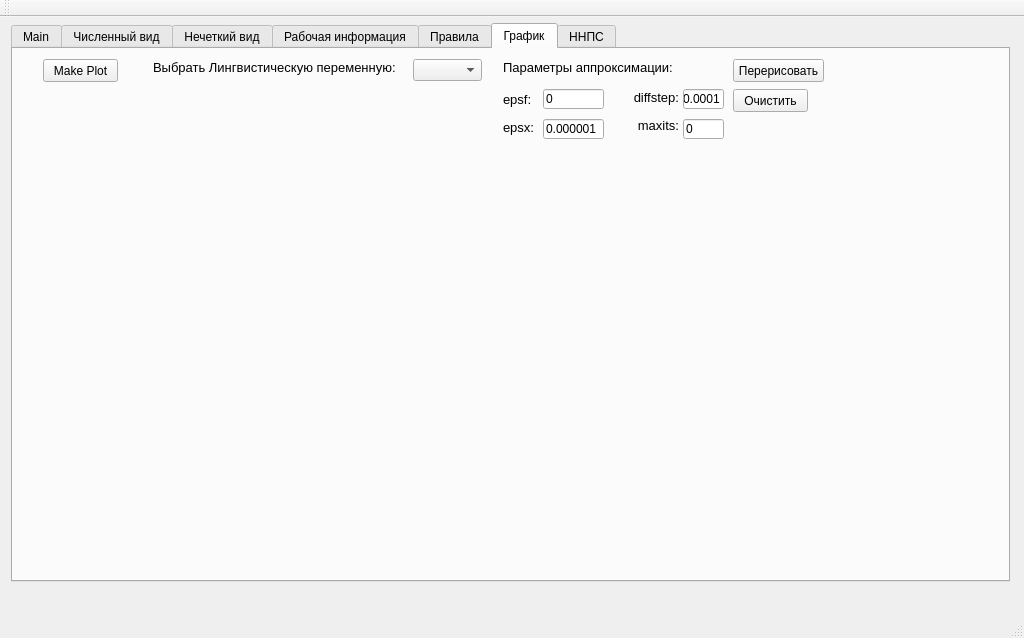
The window that FP_worth/FP_worth/fpworth.ui (kmi9work/Fires) describes before a commit, drawn with Qt 5.
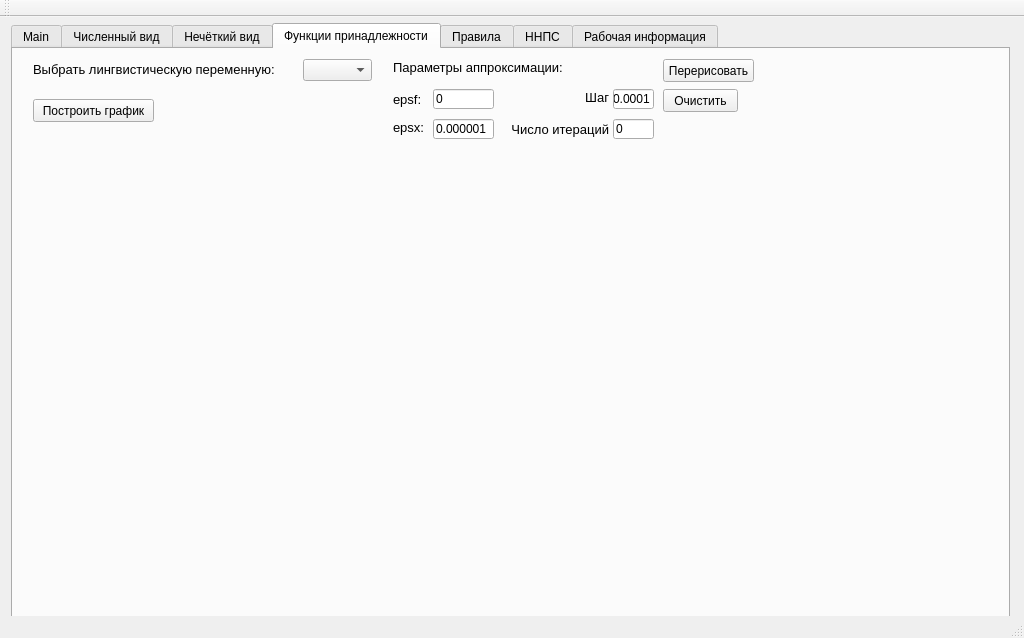
The same window after the commit. The open tabs and pages were chosen to show the change.

Diff of the .ui file:
```diff
--- a/FP_worth/FP_worth/fpworth.ui
+++ b/FP_worth/FP_worth/fpworth.ui
@@ -20,7 +20,7 @@
       <x>0</x>
       <y>-5</y>
       <width>1021</width>
-      <height>581</height>
+      <height>680</height>
      </rect>
     </property>
     <layout class="QHBoxLayout" name="horizontalLayout_12">
@@ -854,7 +854,7 @@
        </widget>
        <widget class="QWidget" name="tab_5">
         <attribute name="title">
-         <string>Нечеткий вид</string>
+         <string>Нечёткий вид</string>
         </attribute>
         <widget class="QTableWidget" name="fuzzyTable">
          <property name="geometry">
@@ -1193,37 +1193,54 @@
          </property>
         </widget>
        </widget>
-       <widget class="QWidget" name="tab_2">
+       <widget class="QWidget" name="tab_3">
         <attribute name="title">
-         <string>Рабочая информация</string>
+         <string>Функции принадлежности</string>
         </attribute>
-        <widget class="QLabel" name="label_3">
+        <widget class="QWidget" name="plotWidget" native="true">
          <property name="geometry">
           <rect>
-           <x>30</x>
-           <y>30</y>
-           <width>231</width>
-           <height>21</height>
+           <x>10</x>
+           <y>90</y>
+           <width>1001</width>
+           <height>461</height>
           </rect>
          </property>
+        </widget>
+        <widget class="QPushButton" name="makePlotButton">
+         <property name="geometry">
+          <rect>
+           <x>20</x>
+           <y>50</y>
+           <width>121</width>
+           <height>23</height>
+          </rect>
+         </property>
          <property name="text">
-          <string>&lt;h3&gt;Суммарные поддержки термов:&lt;/h3&gt;</string>
+          <string>Построить график</string>
          </property>
         </widget>
-        <widget class="QTableWidget" name="termsTable">
+        <widget class="QPushButton" name="lvarPlotButton">
          <property name="geometry">
           <rect>
-           <x>30</x>
-           <y>60</y>
-           <width>961</width>
-           <height>101</height>
+           <x>650</x>
+           <y>10</y>
+           <width>91</width>
+           <height>23</height>
           </rect>
          </property>
-         <property name="rowCount">
-          <number>5</number>
+         <property name="text">
+          <string>Перерисовать</string>
          </property>
-         <property name="columnCount">
-          <number>50</number>
+        </widget>
+        <widget class="QComboBox" name="plotNamesCombo">
+         <property name="geometry">
+          <rect>
+           <x>290</x>
+           <y>10</y>
+           <width>69</width>
+           <height>22</height>
+          </rect>
          </property>
          <attribute name="horizontalHeaderDefaultSectionSize">
           <number>40</number>
@@ -1284,112 +1301,183 @@
          <column/>
          <column/>
         </widget>
-        <widget class="QLabel" name="label_6">
+        <widget class="QLabel" name="label_11">
          <property name="geometry">
           <rect>
-           <x>30</x>
-           <y>190</y>
-           <width>241</width>
+           <x>20</x>
+           <y>10</y>
+           <width>261</width>
            <height>21</height>
           </rect>
          </property>
+         <property name="font">
+          <font>
+           <pointsize>10</pointsize>
+          </font>
+         </property>
          <property name="text">
-          <string>&lt;h3&gt;Данные с построенными словами:&lt;/h3&gt;</string>
+          <string>Выбрать лингвистическую переменную:</string>
          </property>
         </widget>
-        <widget class="QTableWidget" name="wordsTable">
+        <widget class="QPushButton" name="clearPlotButton">
          <property name="geometry">
           <rect>
-           <x>30</x>
-           <y>220</y>
-           <width>581</width>
-           <height>301</height>
+           <x>650</x>
+           <y>40</y>
+           <width>75</width>
+           <height>23</height>
           </rect>
          </property>
-         <property name="rowCount">
-          <number>0</number>
+         <property name="text">
+          <string>Очистить</string>
          </property>
-         <property name="columnCount">
-          <number>50</number>
+        </widget>
+        <widget class="QLabel" name="label_12">
+         <property name="geometry">
+          <rect>
+           <x>380</x>
+           <y>10</y>
+           <width>171</width>
+           <height>16</height>
+          </rect>
          </property>
-         <attribute name="horizontalHeaderDefaultSectionSize">
-          <number>40</number>
-         </attribute>
-         <column/>
-         <column/>
-         <column/>
-         <column/>
-         <column/>
-         <column/>
-         <column/>
-         <column/>
-         <column/>
-         <column/>
-         <column/>
-         <column/>
-         <column/>
-         <column/>
-         <column/>
-         <column/>
-         <column/>
-         <column/>
-         <column/>
-         <column/>
-         <column/>
-         <column/>
-         <column/>
-         <column/>
-         <column/>
-         <column/>
-         <column/>
-         <column/>
-         <column/>
-         <column/>
-         <column/>
-         <column/>
-         <column/>
-         <column/>
-         <column/>
-         <column/>
-         <column/>
-         <column/>
-         <column/>
-         <column/>
-         <column/>
-         <column/>
-         <column/>
-         <column/>
-         <column/>
-         <column/>
-         <column/>
-         <column/>
-         <column/>
-         <column/>
+         <property name="font">
+          <font>
+           <pointsize>10</pointsize>
+          </font>
+         </property>
+         <property name="text">
+          <string>Параметры аппроксимации:</string>
+         </property>
         </widget>
-        <widget class="QPlainTextEdit" name="fptreeEdit">
+        <widget class="QLabel" name="label_13">
          <property name="geometry">
           <rect>
-           <x>620</x>
-           <y>220</y>
-           <width>381</width>
-           <height>301</height>
+           <x>550</x>
+           <y>40</y>
+           <width>46</width>
+           <height>16</height>
           </rect>
          </property>
-         <property name="horizontalScrollBarPolicy">
-          <enum>Qt::ScrollBarAlwaysOn</enum>
+         <property name="font">
+          <font>
+           <pointsize>10</pointsize>
+          </font>
          </property>
+         <property name="text">
+          <string>Шаг</string>
+         </property>
+         <property name="alignment">
+          <set>Qt::AlignRight|Qt::AlignTrailing|Qt::AlignVCenter</set>
+         </property>
         </widget>
-        <widget class="QLabel" name="label_7">
+        <widget class="QLineEdit" name="diffstepEdit">
          <property name="geometry">
           <rect>
-           <x>620</x>
-           <y>190</y>
-           <width>241</width>
-           <height>21</height>
+           <x>600</x>
+           <y>40</y>
+           <width>41</width>
+           <height>20</height>
           </rect>
          </property>
          <property name="text">
-          <string>&lt;h3&gt;Дерево частых наборов (FP-Tree):&lt;/h3&gt;</string>
+          <string>0.0001</string>
+         </property>
+        </widget>
+        <widget class="QLabel" name="label_14">
+         <property name="geometry">
+          <rect>
+           <x>380</x>
+           <y>40</y>
+           <width>31</width>
+           <height>20</height>
+          </rect>
+         </property>
+         <property name="font">
+          <font>
+           <pointsize>10</pointsize>
+          </font>
+         </property>
+         <property name="text">
+          <string>epsf:</string>
+         </property>
+        </widget>
+        <widget class="QLineEdit" name="epsfEdit">
+         <property name="geometry">
+          <rect>
+           <x>420</x>
+           <y>40</y>
+           <width>61</width>
+           <height>20</height>
+          </rect>
+         </property>
+         <property name="text">
+          <string>0</string>
+         </property>
+        </widget>
+        <widget class="QLabel" name="label_15">
+         <property name="geometry">
+          <rect>
+           <x>380</x>
+           <y>70</y>
+           <width>31</width>
+           <height>16</height>
+          </rect>
+         </property>
+         <property name="font">
+          <font>
+           <pointsize>10</pointsize>
+          </font>
+         </property>
+         <property name="text">
+          <string>epsx:</string>
+         </property>
+        </widget>
+        <widget class="QLineEdit" name="epsxEdit">
+         <property name="geometry">
+          <rect>
+           <x>420</x>
+           <y>70</y>
+           <width>61</width>
+           <height>20</height>
+          </rect>
+         </property>
+         <property name="text">
+          <string>0.000001</string>
+         </property>
+        </widget>
+        <widget class="QLabel" name="label_16">
+         <property name="geometry">
+          <rect>
+           <x>495</x>
+           <y>70</y>
+           <width>101</width>
+           <height>20</height>
+          </rect>
+         </property>
+         <property name="font">
+          <font>
+           <pointsize>10</pointsize>
+          </font>
+         </property>
+         <property name="text">
+          <string>Число итераций</string>
+         </property>
+         <property name="alignment">
+          <set>Qt::AlignRight|Qt::AlignTrailing|Qt::AlignVCenter</set>
+         </property>
+        </widget>
+        <widget class="QLineEdit" name="maxitsEdit">
+         <property name="geometry">
+          <rect>
+           <x>600</x>
+           <y>70</y>
+           <width>41</width>
+           <height>20</height>
+          </rect>
+         </property>
+         <property name="text">
+          <string>0</string>
          </property>
         </widget>
        </widget>
@@ -1614,236 +1702,6 @@
          </layout>
         </widget>
        </widget>
-       <widget class="QWidget" name="tab_3">
-        <attribute name="title">
-         <string>График</string>
-        </attribute>
-        <widget class="QWidget" name="plotWidget" native="true">
-         <property name="geometry">
-          <rect>
-           <x>10</x>
-           <y>90</y>
-           <width>1001</width>
-           <height>461</height>
-          </rect>
-         </property>
-        </widget>
-        <widget class="QPushButton" name="makePlotButton">
-         <property name="geometry">
-          <rect>
-           <x>30</x>
-           <y>10</y>
-           <width>75</width>
-           <height>23</height>
-          </rect>
-         </property>
-         <property name="text">
-          <string>Make Plot</string>
-         </property>
-        </widget>
-        <widget class="QPushButton" name="lvarPlotButton">
-         <property name="geometry">
-          <rect>
-           <x>720</x>
-           <y>10</y>
-           <width>91</width>
-           <height>23</height>
-          </rect>
-         </property>
-         <property name="text">
-          <string>Перерисовать</string>
-         </property>
-        </widget>
-        <widget class="QComboBox" name="plotNamesCombo">
-         <property name="geometry">
-          <rect>
-           <x>400</x>
-           <y>10</y>
-           <width>69</width>
-           <height>22</height>
-          </rect>
-         </property>
-        </widget>
-        <widget class="QLabel" name="label_11">
-         <property name="geometry">
-          <rect>
-           <x>140</x>
-           <y>10</y>
-           <width>251</width>
-           <height>16</height>
-          </rect>
-         </property>
-         <property name="font">
-          <font>
-           <pointsize>10</pointsize>
-          </font>
-         </property>
-         <property name="text">
-          <string>Выбрать Лингвистическую переменную:</string>
-         </property>
-        </widget>
-        <widget class="QPushButton" name="clearPlotButton">
-         <property name="geometry">
-          <rect>
-           <x>720</x>
-           <y>40</y>
-           <width>75</width>
-           <height>23</height>
-          </rect>
-         </property>
-         <property name="text">
-          <string>Очистить</string>
-         </property>
-        </widget>
-        <widget class="QLabel" name="label_12">
-         <property name="geometry">
-          <rect>
-           <x>490</x>
-           <y>10</y>
-           <width>171</width>
-           <height>16</height>
-          </rect>
-         </property>
-         <property name="font">
-          <font>
-           <pointsize>10</pointsize>
-          </font>
-         </property>
-         <property name="text">
-          <string>Параметры аппроксимации:</string>
-         </property>
-        </widget>
-        <widget class="QLabel" name="label_13">
-         <property name="geometry">
-          <rect>
-           <x>620</x>
-           <y>40</y>
-           <width>46</width>
-           <height>16</height>
-          </rect>
-         </property>
-         <property name="font">
-          <font>
-           <pointsize>10</pointsize>
-          </font>
-         </property>
-         <property name="text">
-          <string>diffstep:</string>
-         </property>
-         <property name="alignment">
-          <set>Qt::AlignRight|Qt::AlignTrailing|Qt::AlignVCenter</set>
-         </property>
-        </widget>
-        <widget class="QLineEdit" name="diffstepEdit">
-         <property name="geometry">
-          <rect>
-           <x>670</x>
-           <y>40</y>
-           <width>41</width>
-           <height>20</height>
-          </rect>
-         </property>
-         <property name="text">
-          <string>0.0001</string>
-         </property>
-        </widget>
-        <widget class="QLabel" name="label_14">
-         <property name="geometry">
-          <rect>
-           <x>490</x>
-           <y>40</y>
-           <width>31</width>
-           <height>20</height>
-          </rect>
-         </property>
-         <property name="font">
-          <font>
-           <pointsize>10</pointsize>
-          </font>
-         </property>
-         <property name="text">
-          <string>epsf:</string>
-         </property>
-        </widget>
-        <widget class="QLineEdit" name="epsfEdit">
-         <property name="geometry">
-          <rect>
-           <x>530</x>
-           <y>40</y>
-           <width>61</width>
-           <height>20</height>
-          </rect>
-         </property>
-         <property name="text">
-          <string>0</string>
-         </property>
-        </widget>
-        <widget class="QLabel" name="label_15">
-         <property name="geometry">
-          <rect>
-           <x>490</x>
-           <y>70</y>
-           <width>31</width>
-           <height>16</height>
-          </rect>
-         </property>
-         <property name="font">
-          <font>
-           <pointsize>10</pointsize>
-          </font>
-         </property>
-         <property name="text">
-          <string>epsx:</string>
-         </property>
-        </widget>
-        <widget class="QLineEdit" name="epsxEdit">
-         <property name="geometry">
-          <rect>
-           <x>530</x>
-           <y>70</y>
-           <width>61</width>
-           <height>20</height>
-          </rect>
-         </property>
-         <property name="text">
-          <string>0.000001</string>
-         </property>
-        </widget>
-        <widget class="QLabel" name="label_16">
-         <property name="geometry">
-          <rect>
-           <x>620</x>
-           <y>70</y>
-           <width>46</width>
-           <height>13</height>
-          </rect>
-         </property>
-         <property name="font">
-          <font>
-           <pointsize>10</pointsize>
-          </font>
-         </property>
-         <property name="text">
-          <string>maxits:</string>
-         </property>
-         <property name="alignment">
-          <set>Qt::AlignRight|Qt::AlignTrailing|Qt::AlignVCenter</set>
-         </property>
-        </widget>
-        <widget class="QLineEdit" name="maxitsEdit">
-         <property name="geometry">
-          <rect>
-           <x>670</x>
-           <y>70</y>
-           <width>41</width>
-           <height>20</height>
-          </rect>
-         </property>
-         <property name="text">
-          <string>0</string>
-         </property>
-        </widget>
-       </widget>
        <widget class="QWidget" name="tab_7">
         <attribute name="title">
          <string>ННПС</string>
@@ -2055,6 +1913,206 @@
          </layout>
         </widget>
        </widget>
+       <widget class="QWidget" name="tab_2">
+        <attribute name="title">
+         <string>Рабочая информация</string>
+        </attribute>
+        <widget class="QLabel" name="label_3">
+         <property name="geometry">
+          <rect>
+           <x>30</x>
+           <y>30</y>
+           <width>231</width>
+           <height>21</height>
+          </rect>
+         </property>
+         <property name="text">
+          <string>&lt;h3&gt;Суммарные поддержки термов:&lt;/h3&gt;</string>
+         </property>
+        </widget>
+        <widget class="QTableWidget" name="termsTable">
+         <property name="geometry">
+          <rect>
+           <x>30</x>
+           <y>60</y>
+           <width>961</width>
+           <height>101</height>
+          </rect>
+         </property>
+         <property name="rowCount">
+          <number>5</number>
+         </property>
+         <property name="columnCount">
+          <number>50</number>
+         </property>
+         <attribute name="horizontalHeaderDefaultSectionSize">
+          <number>40</number>
+         </attribute>
+         <row/>
+         <row/>
+         <row/>
+         <row/>
+         <row/>
+         <column/>
+         <column/>
+         <column/>
+         <column/>
+         <column/>
+         <column/>
+         <column/>
+         <column/>
+         <column/>
+         <column/>
+         <column/>
+         <column/>
+         <column/>
+         <column/>
+         <column/>
+         <column/>
+         <column/>
+         <column/>
+         <column/>
+         <column/>
+         <column/>
+         <column/>
+         <column/>
+         <column/>
+         <column/>
+         <column/>
+         <column/>
+         <column/>
+         <column/>
+         <column/>
+         <column/>
+         <column/>
+         <column/>
+         <column/>
+         <column/>
+         <column/>
+         <column/>
+         <column/>
+         <column/>
+         <column/>
+         <column/>
+         <column/>
+         <column/>
+         <column/>
+         <column/>
+         <column/>
+         <column/>
+         <column/>
+         <column/>
+         <column/>
+        </widget>
+        <widget class="QLabel" name="label_6">
+         <property name="geometry">
+          <rect>
+           <x>30</x>
+           <y>190</y>
+           <width>241</width>
+           <height>21</height>
+          </rect>
+         </property>
+         <property name="text">
+          <string>&lt;h3&gt;Данные с построенными словами:&lt;/h3&gt;</string>
+         </property>
+        </widget>
+        <widget class="QTableWidget" name="wordsTable">
+         <property name="geometry">
+          <rect>
+           <x>30</x>
+           <y>220</y>
+           <width>581</width>
+           <height>301</height>
+          </rect>
+         </property>
+         <property name="rowCount">
+          <number>0</number>
+         </property>
+         <property name="columnCount">
+          <number>50</number>
+         </property>
+         <attribute name="horizontalHeaderDefaultSectionSize">
+          <number>40</number>
+         </attribute>
+         <column/>
+         <column/>
+         <column/>
+         <column/>
+         <column/>
+         <column/>
+         <column/>
+         <column/>
+         <column/>
+         <column/>
+         <column/>
+         <column/>
+         <column/>
+         <column/>
+         <column/>
+         <column/>
+         <column/>
+         <column/>
+         <column/>
+         <column/>
+         <column/>
+         <column/>
+         <column/>
+         <column/>
+         <column/>
+         <column/>
+         <column/>
+         <column/>
+         <column/>
+         <column/>
+         <column/>
+         <column/>
+         <column/>
+         <column/>
+         <column/>
+         <column/>
+         <column/>
+         <column/>
+         <column/>
+         <column/>
+         <column/>
+         <column/>
+         <column/>
+         <column/>
+         <column/>
+         <column/>
+         <column/>
+         <column/>
+         <column/>
+         <column/>
+        </widget>
+        <widget class="QPlainTextEdit" name="fptreeEdit">
+         <property name="geometry">
+          <rect>
+           <x>620</x>
+           <y>220</y>
+           <width>381</width>
+           <height>301</height>
+          </rect>
+         </property>
+         <property name="horizontalScrollBarPolicy">
+          <enum>Qt::ScrollBarAlwaysOn</enum>
+         </property>
+        </widget>
+        <widget class="QLabel" name="label_7">
+         <property name="geometry">
+          <rect>
+           <x>620</x>
+           <y>190</y>
+           <width>241</width>
+           <height>21</height>
+          </rect>
+         </property>
+         <property name="text">
+          <string>&lt;h3&gt;Дерево частых наборов (FP-Tree):&lt;/h3&gt;</string>
+         </property>
+        </widget>
+       </widget>
       </widget>
      </item>
     </layout>
```
Left out of the diff: 282 changed lines with no effect on the pictures.
